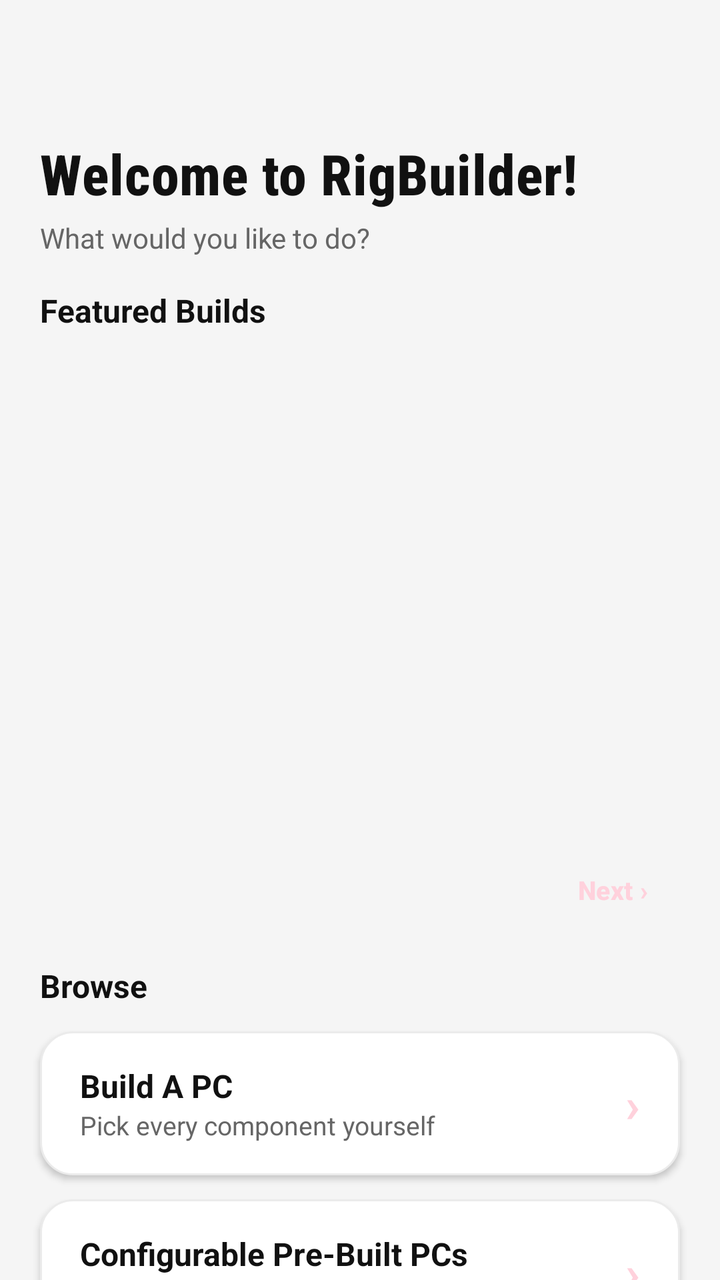
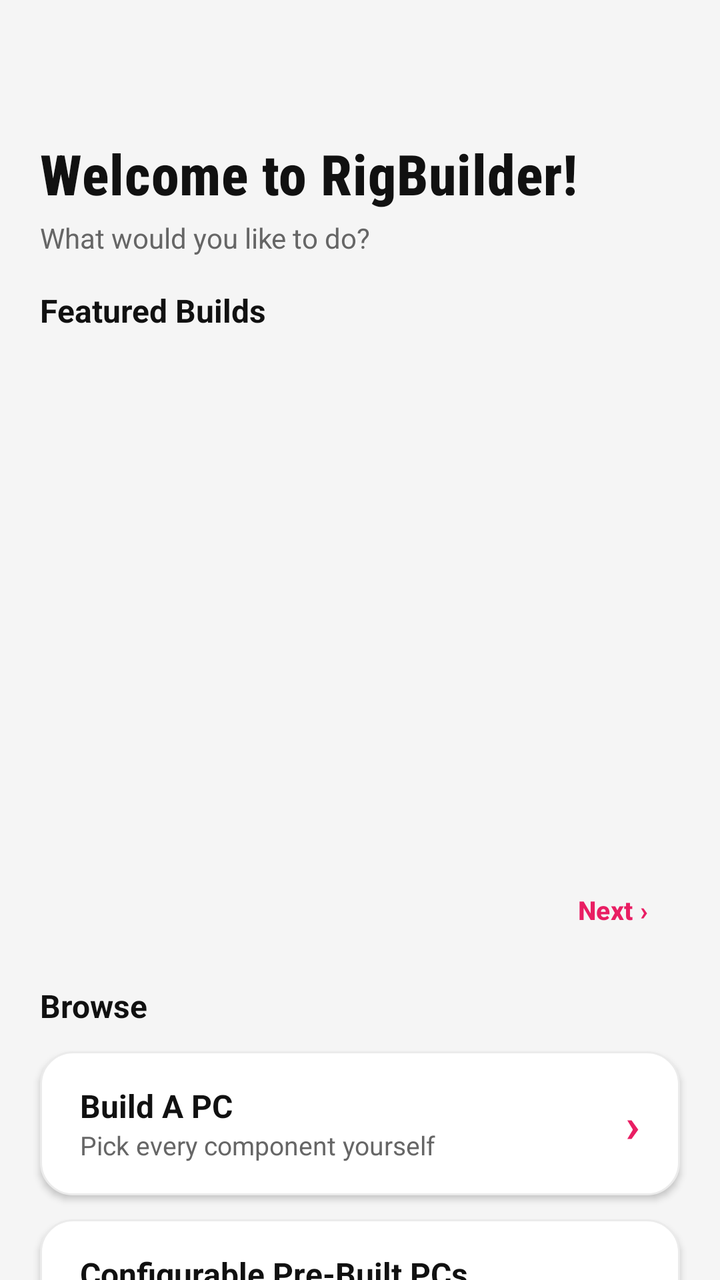

Two renders of the same Android screen: before a commit and after it. Below are the layout's source before the change and the commit's diff.
<!-- AndroidManifest.xml: application theme Theme.RigBuilder -->
<!-- res/layout/fragment_home.xml -->
<?xml version="1.0" encoding="utf-8"?>
<LinearLayout xmlns:android="http://schemas.android.com/apk/res/android"
    xmlns:app="http://schemas.android.com/apk/res-auto"
    android:layout_width="match_parent"
    android:layout_height="match_parent"
    android:background="@color/rig_black"
    android:orientation="vertical"
    android:fitsSystemWindows="true">

    
    <com.google.android.material.appbar.MaterialToolbar
        android:id="@+id/toolbar"
        android:layout_width="match_parent"
        android:layout_height="?attr/actionBarSize"
        android:background="@color/rig_black"
        android:elevation="0dp"
        app:navigationIconTint="@color/rig_white"
        app:titleTextColor="@color/rig_white" />

    
    <androidx.core.widget.NestedScrollView
        android:layout_width="match_parent"
        android:layout_height="0dp"
        android:layout_weight="1"
        android:clipToPadding="false"
        android:paddingBottom="24dp">

        <LinearLayout
            android:layout_width="match_parent"
            android:layout_height="wrap_content"
            android:orientation="vertical">

            
            <TextView
                android:layout_width="wrap_content"
                android:layout_height="wrap_content"
                android:layout_marginStart="20dp"
                android:layout_marginTop="4dp"
                android:layout_marginBottom="4dp"
                android:text="Welcome to RigBuilder!"
                android:textColor="@color/rig_white"
                android:textSize="28sp"
                android:textStyle="bold"
                android:fontFamily="sans-serif-condensed-medium"
                android:letterSpacing="0.01" />

            <TextView
                android:layout_width="wrap_content"
                android:layout_height="wrap_content"
                android:layout_marginStart="20dp"
                android:layout_marginBottom="16dp"
                android:text="What would you like to do?"
                android:textColor="@color/rig_gray"
                android:textSize="14sp" />

            
            <TextView
                android:layout_width="wrap_content"
                android:layout_height="wrap_content"
                android:layout_marginStart="20dp"
                android:layout_marginBottom="10dp"
                android:text="Featured Builds"
                android:textColor="@color/rig_white"
                android:textSize="16sp"
                android:textStyle="bold" />

            <androidx.viewpager2.widget.ViewPager2
                android:id="@+id/featured_pager"
                android:layout_width="match_parent"
                android:layout_height="240dp"
                android:paddingStart="24dp"
                android:paddingEnd="24dp"
                android:clipToPadding="false"
                android:clipChildren="false" />

            
            <LinearLayout
                android:layout_width="match_parent"
                android:layout_height="wrap_content"
                android:orientation="horizontal"
                android:gravity="center_vertical"
                android:layout_marginTop="10dp"
                android:layout_marginBottom="20dp"
                android:paddingHorizontal="24dp">

                <LinearLayout
                    android:id="@+id/dot_container"
                    android:layout_width="0dp"
                    android:layout_height="wrap_content"
                    android:layout_weight="1"
                    android:orientation="horizontal"
                    android:gravity="center" />

                <com.google.android.material.button.MaterialButton
                    android:id="@+id/btn_next_card"
                    style="@style/Widget.Material3.Button.TextButton"
                    android:layout_width="wrap_content"
                    android:layout_height="36dp"
                    android:text="Next ›"
                    android:textColor="@color/rig_red"
                    android:textSize="13sp"
                    android:textStyle="bold"
                    android:minWidth="0dp"
                    android:paddingHorizontal="12dp" />

            </LinearLayout>

            
            <TextView
                android:layout_width="wrap_content"
                android:layout_height="wrap_content"
                android:layout_marginStart="20dp"
                android:layout_marginBottom="12dp"
                android:text="Browse"
                android:textColor="@color/rig_white"
                android:textSize="16sp"
                android:textStyle="bold" />

            
            <LinearLayout
                android:id="@+id/btn_build_pc"
                android:layout_width="match_parent"
                android:layout_height="72dp"
                android:layout_marginHorizontal="20dp"
                android:layout_marginBottom="12dp"
                android:background="@drawable/home_card_bg"
                android:elevation="2dp"
                android:gravity="center_vertical"
                android:orientation="horizontal"
                android:paddingHorizontal="20dp"
                android:clickable="true"
                android:focusable="true">

                <LinearLayout
                    android:layout_width="0dp"
                    android:layout_height="wrap_content"
                    android:layout_weight="1"
                    android:orientation="vertical">

                    <TextView
                        android:layout_width="wrap_content"
                        android:layout_height="wrap_content"
                        android:text="Build A PC"
                        android:textColor="@color/rig_white"
                        android:textSize="16sp"
                        android:textStyle="bold" />

                    <TextView
                        android:layout_width="wrap_content"
                        android:layout_height="wrap_content"
                        android:text="Pick every component yourself"
                        android:textColor="@color/rig_gray"
                        android:textSize="13sp" />

                </LinearLayout>

                <TextView
                    android:layout_width="wrap_content"
                    android:layout_height="wrap_content"
                    android:text="›"
                    android:textColor="@color/rig_red"
                    android:textSize="24sp"
                    android:textStyle="bold" />

            </LinearLayout>

            
            <LinearLayout
                android:id="@+id/btn_prebuilt"
                android:layout_width="match_parent"
                android:layout_height="72dp"
                android:layout_marginHorizontal="20dp"
                android:layout_marginBottom="12dp"
                android:background="@drawable/home_card_bg"
                android:elevation="2dp"
                android:gravity="center_vertical"
                android:orientation="horizontal"
                android:paddingHorizontal="20dp"
                android:clickable="true"
                android:focusable="true">

                <LinearLayout
                    android:layout_width="0dp"
                    android:layout_height="wrap_content"
                    android:layout_weight="1"
                    android:orientation="vertical">

                    <TextView
                        android:layout_width="wrap_content"
                        android:layout_height="wrap_content"
                        android:text="Configurable Pre-Built PCs"
                        android:textColor="@color/rig_white"
                        android:textSize="16sp"
                        android:textStyle="bold" />

                    <TextView
                        android:layout_width="wrap_content"
                        android:layout_height="wrap_content"
                        android:text="Browse ready-made configurations"
                        android:textColor="@color/rig_gray"
                        android:textSize="13sp" />

                </LinearLayout>

                <TextView
                    android:layout_width="wrap_content"
                    android:layout_height="wrap_content"
                    android:text="›"
                    android:textColor="@color/rig_red"
                    android:textSize="24sp"
                    android:textStyle="bold" />

            </LinearLayout>

            
            <LinearLayout
                android:id="@+id/btn_parts_list"
                android:layout_width="match_parent"
                android:layout_height="72dp"
                android:layout_marginHorizontal="20dp"
                android:layout_marginBottom="12dp"
                android:background="@drawable/home_card_bg"
                android:elevation="2dp"
                android:gravity="center_vertical"
                android:orientation="horizontal"
                android:paddingHorizontal="20dp"
                android:clickable="true"
                android:focusable="true">

                <LinearLayout
                    android:layout_width="0dp"
                    android:layout_height="wrap_content"
                    android:layout_weight="1"
                    android:orientation="vertical">

                    <TextView
                        android:layout_width="wrap_content"
                        android:layout_height="wrap_content"
                        android:text="Parts List"
                        android:textColor="@color/rig_white"
                        android:textSize="16sp"
                        android:textStyle="bold" />

                    <TextView
                        android:layout_width="wrap_content"
                        android:layout_height="wrap_content"
                        android:text="Browse all available components"
                        android:textColor="@color/rig_gray"
                        android:textSize="13sp" />

                </LinearLayout>

                <TextView
                    android:layout_width="wrap_content"
                    android:layout_height="wrap_content"
                    android:text="›"
                    android:textColor="@color/rig_red"
                    android:textSize="24sp"
                    android:textStyle="bold" />

            </LinearLayout>

            
            <LinearLayout
                android:id="@+id/btn_laptops"
                android:layout_width="match_parent"
                android:layout_height="72dp"
                android:layout_marginHorizontal="20dp"
                android:layout_marginBottom="12dp"
                android:background="@drawable/home_card_bg"
                android:elevation="2dp"
                android:gravity="center_vertical"
                android:orientation="horizontal"
                android:paddingHorizontal="20dp"
                android:clickable="true"
                android:focusable="true"
                android:alpha="0.6">

                <LinearLayout
                    android:layout_width="0dp"
                    android:layout_height="wrap_content"
                    android:layout_weight="1"
                    android:orientation="vertical">

                    <LinearLayout
                        android:layout_width="wrap_content"
                        android:layout_height="wrap_content"
                        android:orientation="horizontal"
                        android:gravity="center_vertical">

                        <TextView
                            android:layout_width="wrap_content"
                            android:layout_height="wrap_content"
                            android:text="Laptops"
                            android:textColor="@color/rig_white"
                            android:textSize="16sp"
                            android:textStyle="bold" />

                        <TextView
                            android:layout_width="wrap_content"
                            android:layout_height="wrap_content"
                            android:layout_marginStart="8dp"
                            android:background="@drawable/home_card_bg"
                            android:paddingHorizontal="8dp"
                            android:paddingVertical="2dp"
                            android:text="Coming Soon"
                            android:textColor="@color/rig_red"
                            android:textSize="10sp"
                            android:textStyle="bold" />

                    </LinearLayout>

                    <TextView
                        android:layout_width="wrap_content"
                        android:layout_height="wrap_content"
                        android:text="Laptop recommendations"
                        android:textColor="@color/rig_gray"
                        android:textSize="13sp" />

                </LinearLayout>

                <TextView
                    android:layout_width="wrap_content"
                    android:layout_height="wrap_content"
                    android:text="›"
                    android:textColor="@color/rig_gray"
                    android:textSize="24sp"
                    android:textStyle="bold" />

            </LinearLayout>

        </LinearLayout>
    </androidx.core.widget.NestedScrollView>

</LinearLayout>
<!-- resources referenced by this layout -->
<resources>
  <color name="rig_black">#F5F5F5</color>
  <color name="rig_gray">#666666</color>
  <color name="rig_red">#FFD1DC</color>
  <color name="rig_white">#111111</color>
  <!-- drawable home_card_bg (drawable) -->
  <?xml version="1.0" encoding="utf-8"?>
  <shape xmlns:android="http://schemas.android.com/apk/res/android"
      android:shape="rectangle">
      <solid android:color="#FFFFFF" />
      <corners android:radius="16dp" />
      <stroke
          android:width="1dp"
          android:color="#EBEBEB" />
  </shape>
  <style name="Theme.RigBuilder" parent="Theme.Material3.DayNight.NoActionBar">
          
          <item name="colorPrimary">@color/rig_red</item>
          <item name="colorOnPrimary">@color/rig_white</item>
          <item name="colorPrimaryContainer">@color/rig_red_dark</item>
          <item name="colorOnPrimaryContainer">@color/rig_white</item>
  
          
          <item name="colorSecondary">@color/rig_red_light</item>
          <item name="colorOnSecondary">@color/rig_white</item>
          <item name="colorSecondaryContainer">@color/rig_surface_variant</item>
          <item name="colorOnSecondaryContainer">@color/rig_white</item>
  
          
          <item name="android:colorBackground">@color/rig_black</item>
          <item name="colorOnBackground">@color/rig_white</item>
          <item name="colorSurface">@color/rig_surface</item>
          <item name="colorOnSurface">@color/rig_white</item>
          <item name="colorSurfaceVariant">@color/rig_surface_variant</item>
          <item name="colorOnSurfaceVariant">@color/rig_gray</item>
  
          
          <item name="colorError">@color/error_red</item>
          <item name="colorOnError">@color/rig_white</item>
  
          
          <item name="colorOutline">@color/rig_gray_dark</item>
          <item name="colorOutlineVariant">@color/outline_variant</item>
  
          
          <item name="android:statusBarColor">@color/rig_black</item>
          <item name="android:navigationBarColor">@color/rig_black</item>
          <item name="android:windowLightStatusBar">true</item>
      </style>
  <color name="rig_red_dark">#E5BBC6</color>
  <color name="rig_red_light">#FFE5EC</color>
  <color name="rig_surface_variant">#EBEBEB</color>
  <color name="rig_surface">#FFFFFF</color>
  <color name="error_red">#E53935</color>
  <color name="rig_gray_dark">#444444</color>
  <color name="outline_variant">#DDDDDD</color>
</resources>

<!-- the commit's change to res/layout/fragment_home.xml (unified diff, before → after) -->
@@ -67,7 +67,7 @@
             <androidx.viewpager2.widget.ViewPager2
                 android:id="@+id/featured_pager"
                 android:layout_width="match_parent"
-                android:layout_height="240dp"
+                android:layout_height="250dp"
                 android:paddingStart="24dp"
                 android:paddingEnd="24dp"
                 android:clipToPadding="false"
<!-- resource entries referenced after the edit -->
@@ -2,7 +2,7 @@
 <resources>
   <color name="rig_black">#F5F5F5</color>
   <color name="rig_gray">#666666</color>
-  <color name="rig_red">#FFD1DC</color>
+  <color name="rig_red">#E91E63</color>
   <color name="rig_white">#111111</color>
   <!-- drawable home_card_bg (drawable) -->
   <?xml version="1.0" encoding="utf-8"?>
@@ -30,7 +30,7 @@
           
           <item name="android:colorBackground">@color/rig_black</item>
           <item name="colorOnBackground">@color/rig_white</item>
-          <item name="colorSurface">@color/rig_surface</item>
+          <item name="colorSurface">@color/rig_black</item>
           <item name="colorOnSurface">@color/rig_white</item>
           <item name="colorSurfaceVariant">@color/rig_surface_variant</item>
           <item name="colorOnSurfaceVariant">@color/rig_gray</item>
@@ -48,10 +48,9 @@
           <item name="android:navigationBarColor">@color/rig_black</item>
           <item name="android:windowLightStatusBar">true</item>
       </style>
-  <color name="rig_red_dark">#E5BBC6</color>
-  <color name="rig_red_light">#FFE5EC</color>
+  <color name="rig_red_dark">#C2185B</color>
+  <color name="rig_red_light">#F48FB1</color>
   <color name="rig_surface_variant">#EBEBEB</color>
-  <color name="rig_surface">#FFFFFF</color>
   <color name="error_red">#E53935</color>
   <color name="rig_gray_dark">#444444</color>
   <color name="outline_variant">#DDDDDD</color>
